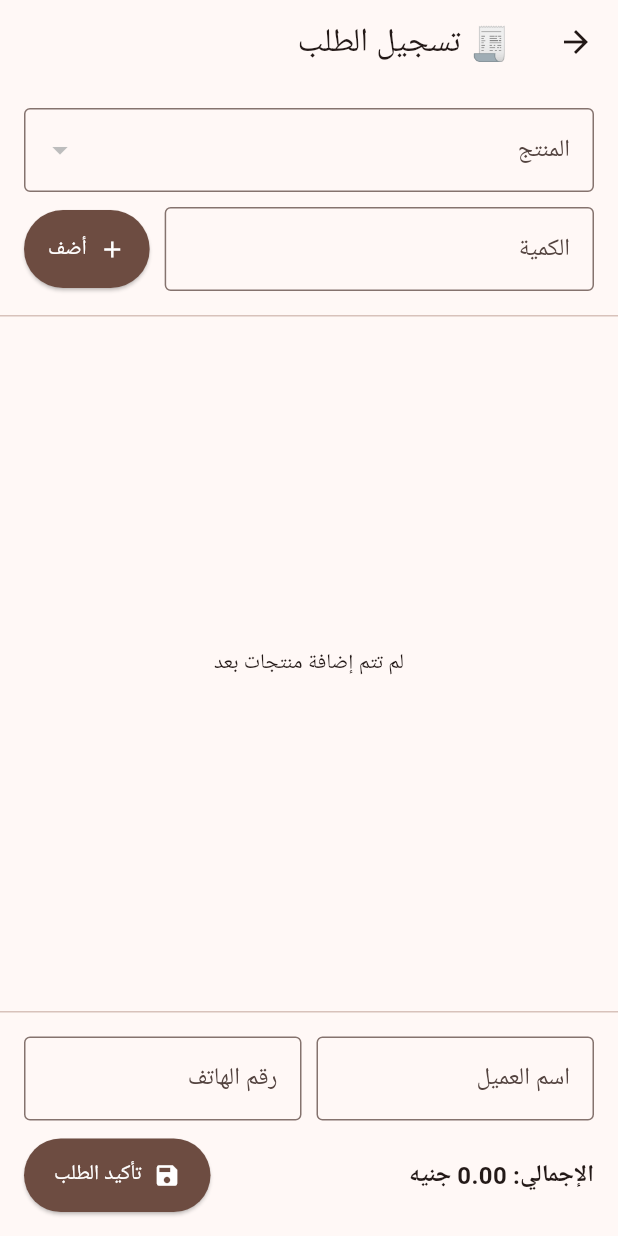
After one commit to ahmedsameh20/AL-WALEED-flutter, a Flutter app: the SellerDashboard screen opened directly, after a tap on "🧾 تسجيل الطلب", on a phone screen of 412 x 824 dp. The commit adds this screen. Run offline on Flutter 3.47's test engine with Material 3 defaults, Android fonts, the phone set to English and light mode, and no system bars; our stand-ins replace sqflite; accounts and stored records are empty.

Commit message:
Add order registration screen with stock deduction
Ports OrdersPanel/OrderService: product picker with cup-quantity
validation (integer-only for أكواب), cart with per-product merging,
customer/phone capture, and a transactional order submission that
inserts order + order_items and deducts product stock while tracking
sold_quantity. Reachable from both owner and seller dashboards, same
as the original sidebars. Factored a shared DashboardButton widget
since three dashboard entries repeated the same button styling.

```diff
--- /dev/null
+++ b/lib/models/order_item.dart
@@ -0,0 +1,15 @@
+class OrderItem {
+  final int productId;
+  final String productName;
+  final double unitPrice;
+  double quantity;
+
+  OrderItem({
+    required this.productId,
+    required this.productName,
+    required this.unitPrice,
+    required this.quantity,
+  });
+
+  double get totalPrice => unitPrice * quantity;
+}
--- /dev/null
+++ b/lib/screens/orders_screen.dart
@@ -0,0 +1,258 @@
+import 'package:flutter/material.dart';
+
+import '../db/order_service.dart';
+import '../db/product_dao.dart';
+import '../models/order_item.dart';
+import '../models/product.dart';
+import '../utils/app_session.dart';
+
+class OrdersScreen extends StatefulWidget {
+  const OrdersScreen({super.key});
+
+  @override
+  State<OrdersScreen> createState() => _OrdersScreenState();
+}
+
+class _OrdersScreenState extends State<OrdersScreen> {
+  final _quantityController = TextEditingController();
+  final _customerNameController = TextEditingController();
+  final _phoneController = TextEditingController();
+
+  late Future<List<Product>> _productsFuture;
+  Product? _selectedProduct;
+  final List<OrderItem> _cart = [];
+  bool _submitting = false;
+
+  @override
+  void initState() {
+    super.initState();
+    _productsFuture = ProductDAO.getAll();
+  }
+
+  @override
+  void dispose() {
+    _quantityController.dispose();
+    _customerNameController.dispose();
+    _phoneController.dispose();
+    super.dispose();
+  }
+
+  void _showMessage(String message) {
+    ScaffoldMessenger.of(context).showSnackBar(SnackBar(content: Text(message)));
+  }
+
+  double get _total => _cart.fold(0, (sum, item) => sum + item.totalPrice);
+
+  void _addToCart() {
+    final product = _selectedProduct;
+    if (product == null) {
+      _showMessage('⚠️ اختر منتجًا');
+      return;
+    }
+
+    final qtyText = _quantityController.text.trim();
+    final isCups = product.isCups;
+
+    double? qty;
+    if (isCups) {
+      if (!RegExp(r'^\d+$').hasMatch(qtyText)) {
+        _showMessage('⚠️ لا يمكن إدخال كميات عشرية للأكواب');
+        return;
+      }
+      qty = double.tryParse(qtyText);
+    } else {
+      qty = double.tryParse(qtyText);
+    }
+
+    if (qty == null || qty <= 0) {
+      _showMessage('❌ تأكد من إدخال الكمية بشكل صحيح');
+      return;
+    }
+
+    setState(() {
+      final existing = _cart.where((i) => i.productId == product.id).toList();
+      if (existing.isNotEmpty) {
+        existing.first.quantity += qty!;
+      } else {
+        _cart.add(OrderItem(
+          productId: product.id,
+          productName: product.name,
+          unitPrice: product.sellPrice,
+          quantity: qty!,
+        ));
+      }
+      _quantityController.clear();
+    });
+  }
+
+  void _removeFromCart(OrderItem item) {
+    setState(() => _cart.remove(item));
+  }
+
+  Future<void> _submitOrder() async {
+    if (_cart.isEmpty) {
+      _showMessage('⚠️ لم تقم بإضافة أي منتجات!');
+      return;
+    }
+
+    setState(() => _submitting = true);
+
+    final employeeName = AppSession.instance.isOwner
+        ? 'المالك'
+        : (AppSession.instance.currentEmployeeName ?? '');
+
+    final orderId = await OrderService.createOrder(
+      customerName: _customerNameController.text.trim(),
+      phone: _phoneController.text.trim(),
+      employeeId: AppSession.instance.currentEmployeeId,
+      employeeName: employeeName,
+      items: _cart,
+    );
+
+    if (!mounted) return;
+    setState(() => _submitting = false);
+
+    if (orderId > 0) {
+      _showMessage('✔ تم حفظ الفاتورة بنجاح (رقم $orderId)');
+      setState(() {
+        _cart.clear();
+        _customerNameController.clear();
+        _phoneController.clear();
+        _productsFuture = ProductDAO.getAll();
+      });
+    } else {
+      _showMessage('❌ فشل في حفظ الطلب (تأكد من توفر الكمية)');
+    }
+  }
+
+  @override
+  Widget build(BuildContext context) {
+    return Scaffold(
+      appBar: AppBar(title: const Text('🧾 تسجيل الطلب')),
+      body: FutureBuilder<List<Product>>(
+        future: _productsFuture,
+        builder: (context, snapshot) {
+          if (snapshot.connectionState != ConnectionState.done) {
+            return const Center(child: CircularProgressIndicator());
+          }
+          final products = snapshot.data ?? [];
+
+          return Column(
+            children: [
+              Padding(
+                padding: const EdgeInsets.all(16),
+                child: Column(
+                  children: [
+                    DropdownButtonFormField<Product>(
+                      value: _selectedProduct,
+                      decoration: const InputDecoration(labelText: 'المنتج', border: OutlineInputBorder()),
+                      items: products
+                          .map((p) => DropdownMenuItem(value: p, child: Text('${p.name} (${p.sellPrice})')))
+                          .toList(),
+                      onChanged: (value) => setState(() => _selectedProduct = value),
+                    ),
+                    const SizedBox(height: 10),
+                    Row(
+                      children: [
+                        Expanded(
+                          child: TextField(
+                            controller: _quantityController,
+                            keyboardType: const TextInputType.numberWithOptions(decimal: true),
+                            decoration: const InputDecoration(labelText: 'الكمية', border: OutlineInputBorder()),
+                          ),
+                        ),
+                        const SizedBox(width: 10),
+                        ElevatedButton.icon(
+                          style: ElevatedButton.styleFrom(
+                            backgroundColor: const Color(0xFF6D4C41),
+                            foregroundColor: Colors.white,
+                            padding: const EdgeInsets.symmetric(vertical: 16, horizontal: 16),
+                          ),
+                          onPressed: _addToCart,
+                          icon: const Icon(Icons.add),
+                          label: const Text('أضف'),
+                        ),
+                      ],
+                    ),
+                  ],
+                ),
+              ),
+              const Divider(height: 1),
+              Expanded(
+                child: _cart.isEmpty
+                    ? const Center(child: Text('لم تتم إضافة منتجات بعد'))
+                    : ListView.builder(
+                        padding: const EdgeInsets.all(12),
+                        itemCount: _cart.length,
+                        itemBuilder: (context, index) {
+                          final item = _cart[index];
+                          return Card(
+                            margin: const EdgeInsets.only(bottom: 8),
+                            child: ListTile(
+                              title: Text(item.productName),
+                              subtitle: Text(
+                                'سعر: ${item.unitPrice.toStringAsFixed(2)}  ×  كمية: ${item.quantity}  =  ${item.totalPrice.toStringAsFixed(2)}',
+                              ),
+                              trailing: IconButton(
+                                icon: const Icon(Icons.delete, color: Colors.red),
+                                onPressed: () => _removeFromCart(item),
+                              ),
+                            ),
+                          );
+                        },
+                      ),
+              ),
+              const Divider(height: 1),
+              Padding(
+                padding: const EdgeInsets.all(16),
+                child: Column(
+                  children: [
+                    Row(
+                      children: [
+                        Expanded(
+                          child: TextField(
+                            controller: _customerNameController,
+                            decoration: const InputDecoration(labelText: 'اسم العميل', border: OutlineInputBorder()),
+                          ),
+                        ),
+                        const SizedBox(width: 10),
+                        Expanded(
+                          child: TextField(
+                            controller: _phoneController,
+                            keyboardType: TextInputType.phone,
+                            decoration: const InputDecoration(labelText: 'رقم الهاتف', border: OutlineInputBorder()),
+                          ),
+                        ),
+                      ],
+                    ),
+                    const SizedBox(height: 12),
+                    Row(
+                      children: [
+                        Expanded(
+                          child: Text(
+                            'الإجمالي: ${_total.toStringAsFixed(2)} جنيه',
+                            style: const TextStyle(fontSize: 16, fontWeight: FontWeight.bold),
+                          ),
+                        ),
+                        ElevatedButton.icon(
+                          style: ElevatedButton.styleFrom(
+                            backgroundColor: const Color(0xFF6D4C41),
+                            foregroundColor: Colors.white,
+                            padding: const EdgeInsets.symmetric(vertical: 14, horizontal: 20),
+                          ),
+                          onPressed: _submitting ? null : _submitOrder,
+                          icon: const Icon(Icons.save),
+                          label: const Text('تأكيد الطلب'),
+                        ),
+                      ],
+                    ),
+                  ],
+                ),
+              ),
+            ],
+          );
+        },
+      ),
+    );
+  }
+}
--- a/lib/screens/seller_dashboard.dart
+++ b/lib/screens/seller_dashboard.dart
@@ -1,7 +1,9 @@
 import 'package:flutter/material.dart';
 
 import '../utils/app_session.dart';
+import '../widgets/dashboard_button.dart';
 import 'login_screen.dart';
+import 'orders_screen.dart';
 
 class SellerDashboard extends StatelessWidget {
   const SellerDashboard({super.key});
@@ -23,11 +25,27 @@ class SellerDashboard extends StatelessWidget {
           ),
         ],
       ),
-      body: Center(
-        child: Text(
-          'أهلاً ${AppSession.instance.currentEmployeeName} (عامل)\nقيد الإنشاء...',
-          textAlign: TextAlign.center,
-          style: const TextStyle(fontSize: 20),
+      body: Padding(
+        padding: const EdgeInsets.all(20),
+        child: Column(
+          crossAxisAlignment: CrossAxisAlignment.stretch,
+          children: [
+            Text(
+              'أهلاً ${AppSession.instance.currentEmployeeName} (عامل)',
+              textAlign: TextAlign.center,
+              style: const TextStyle(fontSize: 20),
+            ),
+            const SizedBox(height: 24),
+            DashboardButton(
+              icon: Icons.receipt_long,
+              label: '🧾 تسجيل الطلب',
+              onPressed: () {
+                Navigator.of(context).push(
+                  MaterialPageRoute(builder: (_) => const OrdersScreen()),
+                );
+              },
+            ),
+          ],
         ),
       ),
     );
--- /dev/null
+++ b/lib/widgets/dashboard_button.dart
@@ -0,0 +1,31 @@
+import 'package:flutter/material.dart';
+
+class DashboardButton extends StatelessWidget {
+  final IconData icon;
+  final String label;
+  final VoidCallback onPressed;
+
+  const DashboardButton({
+    super.key,
+    required this.icon,
+    required this.label,
+    required this.onPressed,
+  });
+
+  @override
+  Widget build(BuildContext context) {
+    return Padding(
+      padding: const EdgeInsets.only(bottom: 12),
+      child: ElevatedButton.icon(
+        style: ElevatedButton.styleFrom(
+          backgroundColor: const Color(0xFF6D4C41),
+          foregroundColor: Colors.white,
+          padding: const EdgeInsets.symmetric(vertical: 14),
+        ),
+        onPressed: onPressed,
+        icon: Icon(icon),
+        label: Text(label),
+      ),
+    );
+  }
+}
```
Also changed, not shown: lib/db/order_service.dart (added, +64 -0 lines), lib/screens/owner_dashboard.dart (+17 -17 lines).
